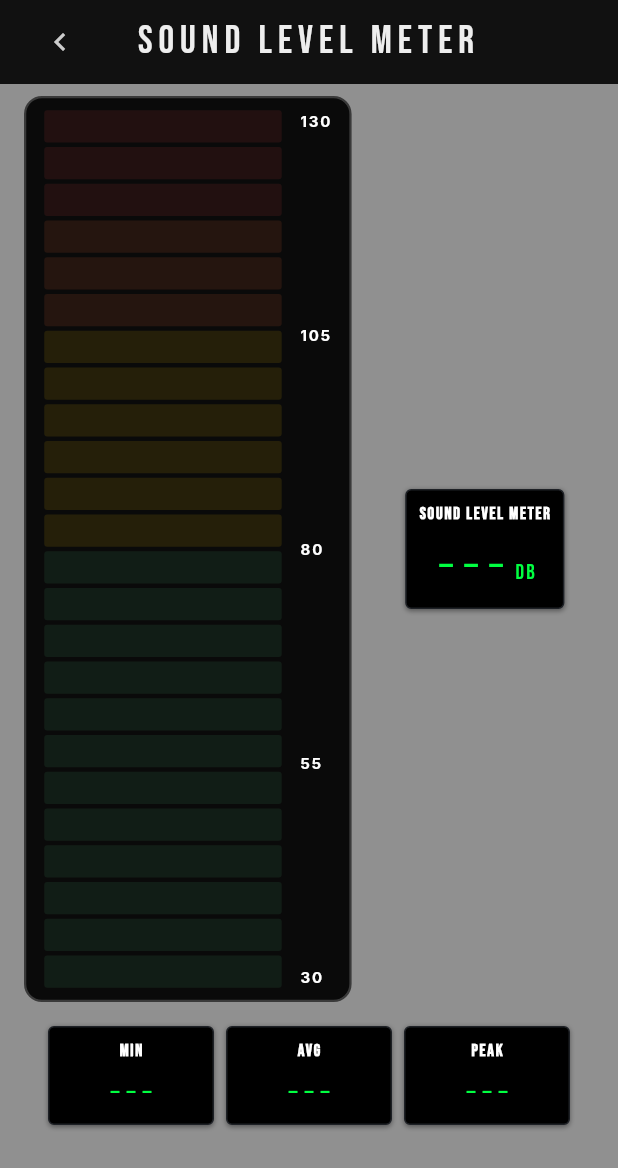
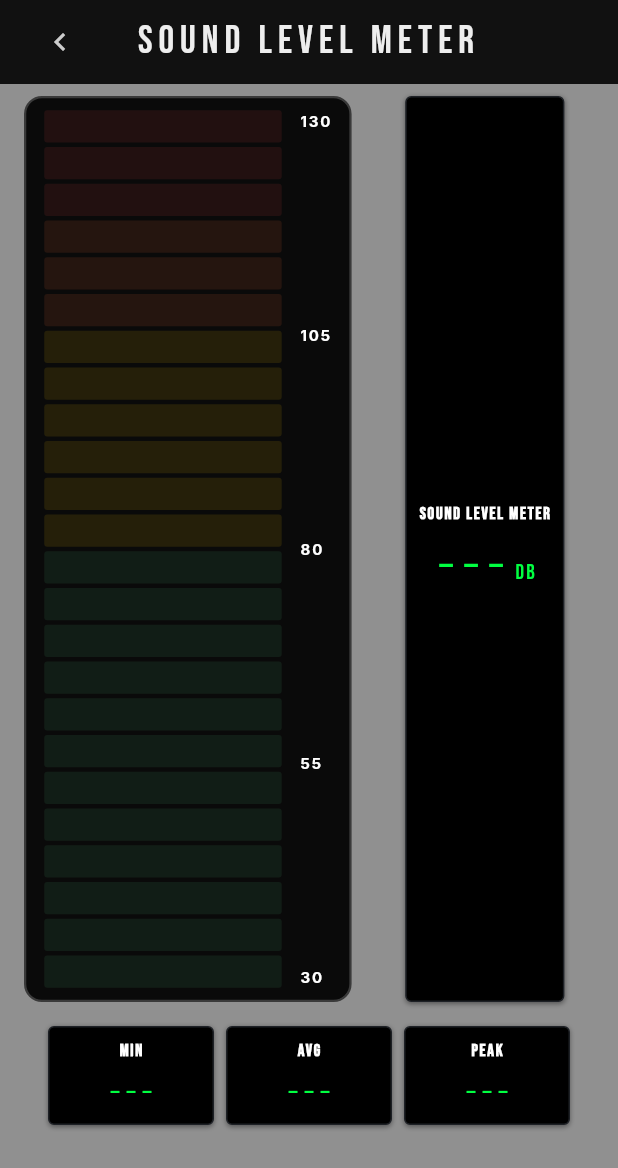
Before and after one commit to Abdallah-Labeb/Levo, a Flutter app: the SoundMeterView screen opened directly, on a phone screen of 412 x 824 dp. Shown: the top 1168 px of the screen. Run offline on Flutter 3.47's test engine with Material 3 defaults, Android fonts, the phone set to English and light mode, and no system bars; our stand-ins replace audioplayers, camera, equatable, flutter_bloc, flutter_compass, flutter_svg and 11 more; missing offline and left inert: light, noise_meter; accounts and stored records are empty; network calls fail.

Commit message:
ui: make LedDisplay dynamically scale when height is constrained to prevent overflow

```diff
--- a/lib/core/widgets/led_display.dart
+++ b/lib/core/widgets/led_display.dart
@@ -33,6 +33,71 @@ class LedDisplay extends StatelessWidget {
         ? AppColors.kDisplayGreenDim
         : AppColors.kDisplayGreen;
 
+    return LayoutBuilder(
+      builder: (context, constraints) {
+        final bool isHeightConstrained = constraints.maxHeight.isFinite;
+
+        Widget labelWidget = Text(
+          label?.toUpperCase() ?? "",
+          style: AppTypography.kSectionHeader.copyWith(
+            fontSize: labelFontSize ?? 11.0,
+            color: Colors.white,
+            fontWeight: FontWeight.w800,
+            letterSpacing: 1.2,
+          ),
+          maxLines: 1,
+          overflow: TextOverflow.ellipsis,
+        );
+
+        Widget valueWidget = Directionality(
+          textDirection: TextDirection.ltr,
+          child: Row(
+            mainAxisSize: MainAxisSize.min,
+            crossAxisAlignment: CrossAxisAlignment.baseline,
+            textBaseline: TextBaseline.alphabetic,
+            children: [
+              Text(value, style: textStyle.copyWith(color: displayColor)),
+              if (unit != null) ...[
+                const SizedBox(width: AppDimensions.space4),
+                Text(
+                  unit!,
+                  style: AppTypography.kUnitLabel.copyWith(
+                    fontSize: AppDimensions.ledUnitFontSize - 2, // slightly smaller unit inside
+                    color: displayColor,
+                  ),
+                ),
+              ],
+            ],
+          ),
+        );
+
+        Widget labelFitted = FittedBox(
+          fit: BoxFit.scaleDown,
+          alignment: Alignment.center,
+          child: labelWidget,
+        );
+
+        Widget valueFitted = FittedBox(
+          fit: BoxFit.scaleDown,
+          alignment: Alignment.center,
+          child: valueWidget,
+        );
+
+        List<Widget> children = [
+          if (label != null && label!.isNotEmpty) ...[
+            isHeightConstrained ? Flexible(flex: 1, child: labelFitted) : labelFitted,
+            SizedBox(height: spacing),
+          ],
+          isHeightConstrained ? Flexible(flex: 2, child: valueFitted) : valueFitted,
+        ];
+
+        Widget content = Column(
+          mainAxisSize: isHeightConstrained ? MainAxisSize.max : MainAxisSize.min,
+          mainAxisAlignment: MainAxisAlignment.center,
+          crossAxisAlignment: CrossAxisAlignment.center,
+          children: children,
+        );
+
         return Container(
           padding: padding ?? const EdgeInsets.symmetric(
             horizontal: AppDimensions.paddingS,
@@ -53,55 +118,9 @@ class LedDisplay extends StatelessWidget {
               ),
             ],
           ),
-      child: Column(
-        mainAxisSize: MainAxisSize.min,
-        crossAxisAlignment: CrossAxisAlignment.center,
-        children: [
-          if (label != null && label!.isNotEmpty) ...[
-            FittedBox(
-              fit: BoxFit.scaleDown,
-              alignment: Alignment.center,
-              child: Text(
-                label!.toUpperCase(),
-                style: AppTypography.kSectionHeader.copyWith(
-                  fontSize: labelFontSize ?? 11.0,
-                  color: Colors.white,
-                  fontWeight: FontWeight.w800,
-                  letterSpacing: 1.2,
-                ),
-                maxLines: 1,
-                overflow: TextOverflow.ellipsis,
-              ),
-            ),
-            SizedBox(height: spacing),
-          ],
-          FittedBox(
-            fit: BoxFit.scaleDown,
-            alignment: Alignment.center,
-            child: Directionality(
-              textDirection: TextDirection.ltr,
-              child: Row(
-                mainAxisSize: MainAxisSize.min,
-                crossAxisAlignment: CrossAxisAlignment.baseline,
-                textBaseline: TextBaseline.alphabetic,
-                children: [
-                  Text(value, style: textStyle.copyWith(color: displayColor)),
-                  if (unit != null) ...[
-                    const SizedBox(width: AppDimensions.space4),
-                    Text(
-                      unit!,
-                      style: AppTypography.kUnitLabel.copyWith(
-                        fontSize: AppDimensions.ledUnitFontSize - 2, // slightly smaller unit inside
-                        color: displayColor,
-                      ),
-                    ),
-                  ],
-                ],
-              ),
-            ),
-          ),
-        ],
-      ),
+          child: content,
+        );
+      },
     );
   }
 }
```
Lines whose indentation alone changed are shown as unchanged.
